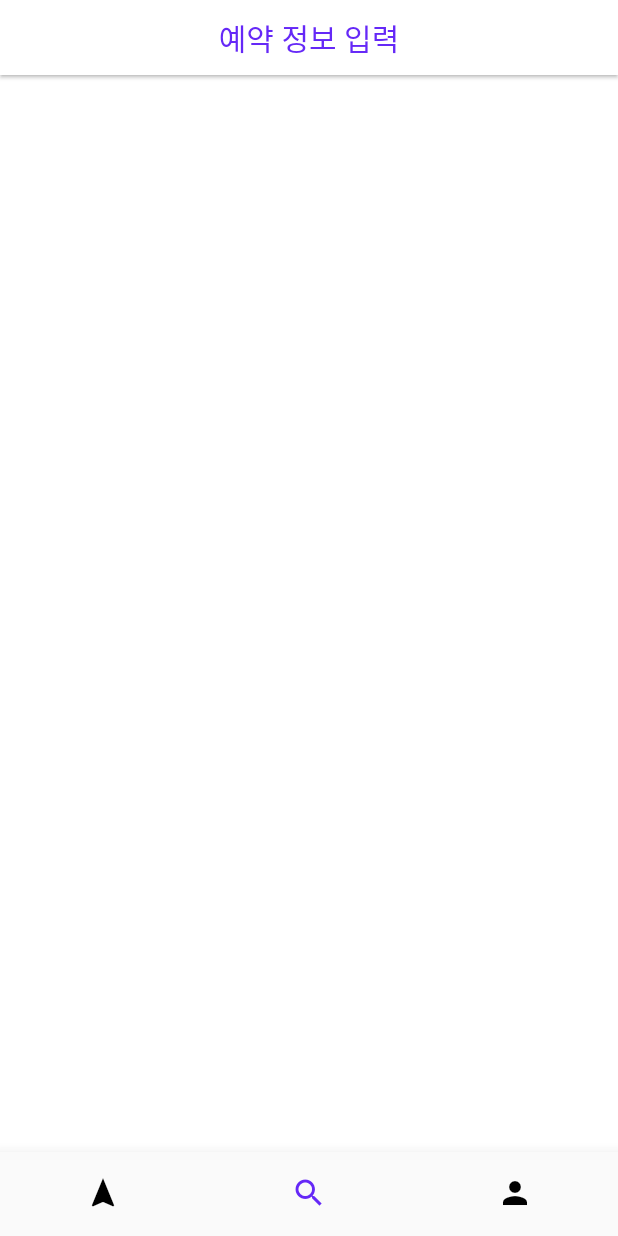
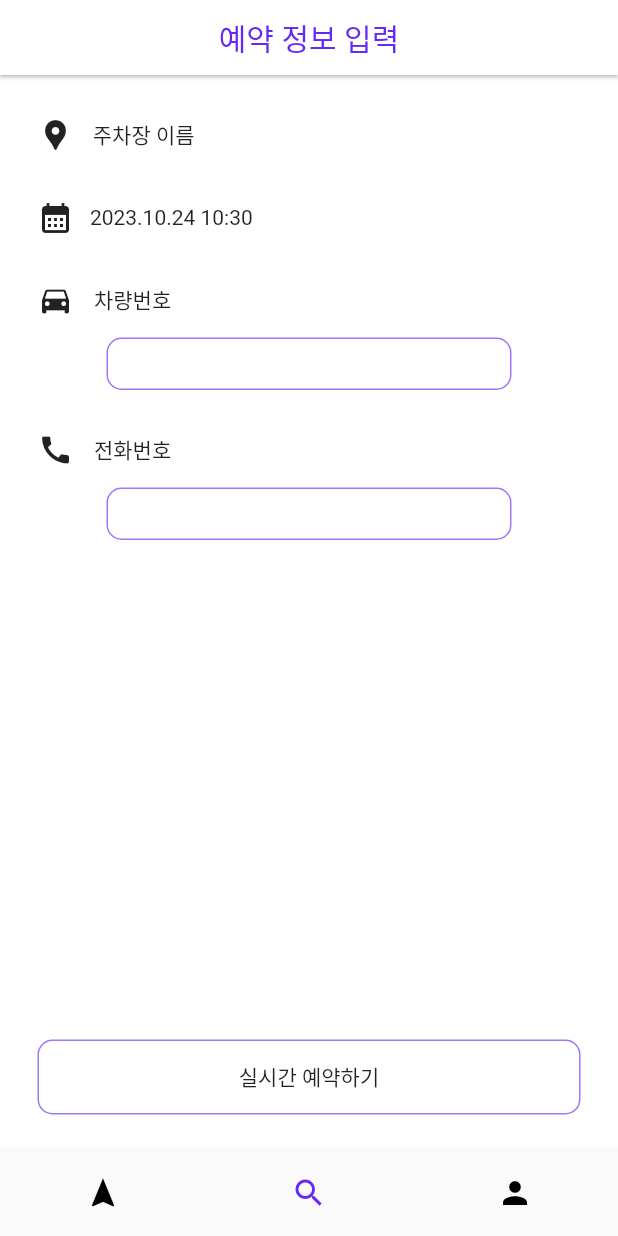
Before and after one commit to qnaeub/CatchSpot, a Flutter app: the SetReserveInfo screen opened by its route, on a phone screen of 412 x 824 dp. Run offline on Flutter 3.47's test engine with Material 2 defaults, Android fonts, the phone set to English and light mode, and no system bars.

Commit message:
예약 정보 입력창 (실시간) - [실시간 예약하기] 클릭 시 예약 완료 페이지 이동 - 예약 완료 페이지 3초 띄운 후 이용자 예약 관리 페이지로 이동

```diff
--- a/lib/main.dart
+++ b/lib/main.dart
@@ -5,6 +5,7 @@ import 'package:flutter_app/screens/navigate_screen.dart';
 import 'package:flutter_app/screens/parkingSpace_screen.dart';
 import 'package:flutter_app/screens/search_screen.dart';
 import 'package:flutter_app/screens/setReserveInfo.dart';
+import 'package:flutter_app/screens/finishReserve.dart';
 
 void main() {
   runApp(const MyApp());
@@ -23,6 +24,7 @@ class MyApp extends StatelessWidget {
         '/manage': (context) => ManageScreen(),
         '/setinfo': (context) => SetReserveInfo(),
         '/parking-space': (context) => ParkingSpaceScreen(),
+        '/finish-reserve': (context) => FinishReserve(),
       },
       debugShowCheckedModeBanner: false,
       home: IntroScreen(),
--- /dev/null
+++ b/lib/models/getParkingLotName.dart
@@ -0,0 +1,10 @@
+class GetParkingLotName {
+  String? parkingLot;
+
+  GetParkingLotName({
+    this.parkingLot,
+  });
+
+  GetParkingLotName.fromMap(Map<String, dynamic> map)
+      : parkingLot = map['parkingLot'];
+}
--- /dev/null
+++ b/lib/screens/finishReserve.dart
@@ -0,0 +1,47 @@
+import 'dart:async';
+
+import 'package:flutter/material.dart';
+import 'package:flutter_app/screens/management_screen.dart';
+import 'package:flutter_app/shared/menu_bottom.dart';
+
+class FinishReserve extends StatefulWidget {
+  const FinishReserve({Key? key}) : super(key: key);
+
+  @override
+  State<FinishReserve> createState() => _FinishReserveState();
+}
+
+class _FinishReserveState extends State<FinishReserve> {
+  @override
+  void initState() {
+    super.initState();
+    Timer(
+      Duration(seconds: 3),
+      () => Navigator.push(
+        context,
+        MaterialPageRoute(builder: (context) => ManageScreen()),
+      ),
+    );
+  }
+
+  @override
+  Widget build(BuildContext context) {
+    return Scaffold(
+      appBar: PreferredSize(
+        preferredSize: Size.fromHeight(50),
+        child: AppBar(
+          title: Text(
+            '예약 완료',
+            style: TextStyle(color: Color(0xff6528F7)),
+          ),
+          centerTitle: true,
+          backgroundColor: Color(0xffFFFFFF),
+          elevation: 1,
+          automaticallyImplyLeading: false,
+        ),
+      ),
+      body: Center(child: Text("예약이 완료되었습니다")),
+      bottomNavigationBar: MenuBottom(1),
+    );
+  }
+}
--- a/lib/screens/setReserveInfo.dart
+++ b/lib/screens/setReserveInfo.dart
@@ -1,5 +1,6 @@
 import 'package:flutter/material.dart';
 import 'package:flutter_app/shared/menu_bottom.dart';
+import 'package:intl/intl.dart';
 
 class SetReserveInfo extends StatefulWidget {
   const SetReserveInfo({Key? key}) : super(key: key);
@@ -9,6 +10,10 @@ class SetReserveInfo extends StatefulWidget {
 }
 
 class _SetReserveInfoState extends State<SetReserveInfo> {
+  final String now = new DateTime.now().toString();
+  String formattedDate = DateFormat("yyyy.MM.dd HH:mm").format(DateTime.now());
+  TextEditingController textController = TextEditingController();
+
   @override
   Widget build(BuildContext context) {
     return Scaffold(
@@ -25,7 +30,139 @@ class _SetReserveInfoState extends State<SetReserveInfo> {
           automaticallyImplyLeading: false,
         ),
       ),
-      body: Column(),
+      body: Column(
+        children: <Widget>[
+          Expanded(
+            child: SingleChildScrollView(
+              child: Column(
+                children: <Widget>[
+                  Container(
+                    // 주차장 이름
+                    height: 30,
+                    margin: EdgeInsets.fromLTRB(25, 25, 25, 0),
+                    child: Row(
+                      children: [
+                        Icon(Icons.location_pin),
+                        Spacer(flex: 1),
+                        Text("주차장 이름"), // 검색 시 선택한 주차장 이름 받아옴
+                        Spacer(flex: 20),
+                      ],
+                    ),
+                  ),
+                  Container(
+                    // 날짜 및 시각 선택
+                    height: 30,
+                    margin: EdgeInsets.fromLTRB(25, 25, 25, 0),
+                    child: Row(children: [
+                      IconButton(
+                        padding: EdgeInsets.zero,
+                        constraints:
+                            BoxConstraints(), // padding, constraints >> IconButton의 자체 여백 없애는 요소
+                        icon: Icon(Icons.calendar_month),
+                        onPressed: () {
+                          // 버튼 입력 안 됨
+                        },
+                      ),
+                      Spacer(flex: 1),
+                      Text("$formattedDate"), // 현재시각
+                      Spacer(flex: 20),
+                    ]),
+                  ),
+                  Container(
+                    // 차량번호
+                    height: 30,
+                    margin: EdgeInsets.fromLTRB(25, 25, 25, 0),
+                    child: Row(
+                      children: [
+                        Icon(Icons.directions_car),
+                        Spacer(flex: 1),
+                        Text("차량번호"),
+                        Spacer(flex: 20),
+                      ],
+                    ),
+                  ),
+                  Container(
+                    // 차량번호 입력칸
+                    width: 270,
+                    height: 35,
+                    margin: EdgeInsets.fromLTRB(0, 10, 0, 0),
+                    padding: EdgeInsets.fromLTRB(10, 0, 10, 0),
+                    decoration: BoxDecoration(
+                        color: Color(0xffFFFFFF),
+                        border: Border.all(color: Color(0xffA076F9), width: 1),
+                        borderRadius: BorderRadius.circular(10)),
+                    child: SizedBox(
+                      width: 200.0,
+                      child: TextField(
+                        cursorColor: Color(0xffA076F9),
+                        controller: textController,
+                        style: TextStyle(),
+                        decoration: InputDecoration(
+                          border: InputBorder.none,
+                        ),
+                      ),
+                    ),
+                  ),
+                  Container(
+                    // 전화번호
+                    height: 30,
+                    margin: EdgeInsets.fromLTRB(25, 25, 25, 0),
+                    child: Row(
+                      children: [
+                        Icon(Icons.call),
+                        Spacer(flex: 1),
+                        Text("전화번호"),
+                        Spacer(flex: 20),
+                      ],
+                    ),
+                  ),
+                  Container(
+                    // 차량번호 입력칸
+                    width: 270,
+                    height: 35,
+                    margin: EdgeInsets.fromLTRB(0, 10, 0, 0),
+                    padding: EdgeInsets.fromLTRB(10, 0, 10, 0),
+                    decoration: BoxDecoration(
+                        color: Color(0xffFFFFFF),
+                        border: Border.all(color: Color(0xffA076F9), width: 1),
+                        borderRadius: BorderRadius.circular(10)),
+                    child: SizedBox(
+                      width: 200.0,
+                      child: TextField(
+                        cursorColor: Color(0xffA076F9),
+                        controller: textController,
+                        style: TextStyle(),
+                        decoration: InputDecoration(
+                          border: InputBorder.none,
+                        ),
+                      ),
+                    ),
+                  ),
+                ],
+              ),
+            ),
+          ),
+          Container(
+              height: 50,
+              margin: EdgeInsets.fromLTRB(25, 25, 25, 25),
+              child: InkWell(
+                  onTap: () {
+                    // 예약 완료 페이지로 이동
+                    Navigator.pushNamed(context, '/finish-reserve');
+                  },
+                  child: Container(
+                    // 실시간 예약하기 버튼
+                    // 차량번호, 전화번호 데이터 넘겨주기
+                    height: 50,
+                    decoration: BoxDecoration(
+                      color: Color(0xffFFFFFF),
+                      border: Border.all(color: Color(0xffA076F9)),
+                      borderRadius: BorderRadius.circular(10),
+                    ),
+                    child: Center(child: Text("실시간 예약하기")),
+                  ))),
+        ],
+      ),
       bottomNavigationBar: MenuBottom(1),
     );
   }
--- a/pubspec.yaml
+++ b/pubspec.yaml
@@ -30,6 +30,8 @@ environment:
 dependencies:
   flutter:
     sdk: flutter
+
+  http: ^0.13.5
 
 
   # The following adds the Cupertino Icons font to your application.
```
Also changed, not shown: pubspec.lock.
